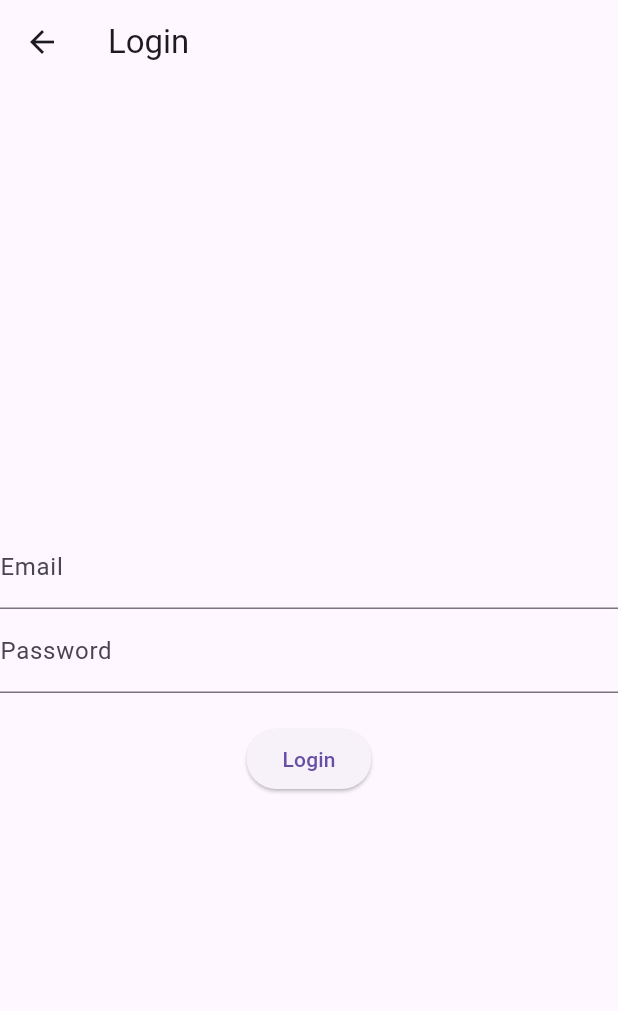
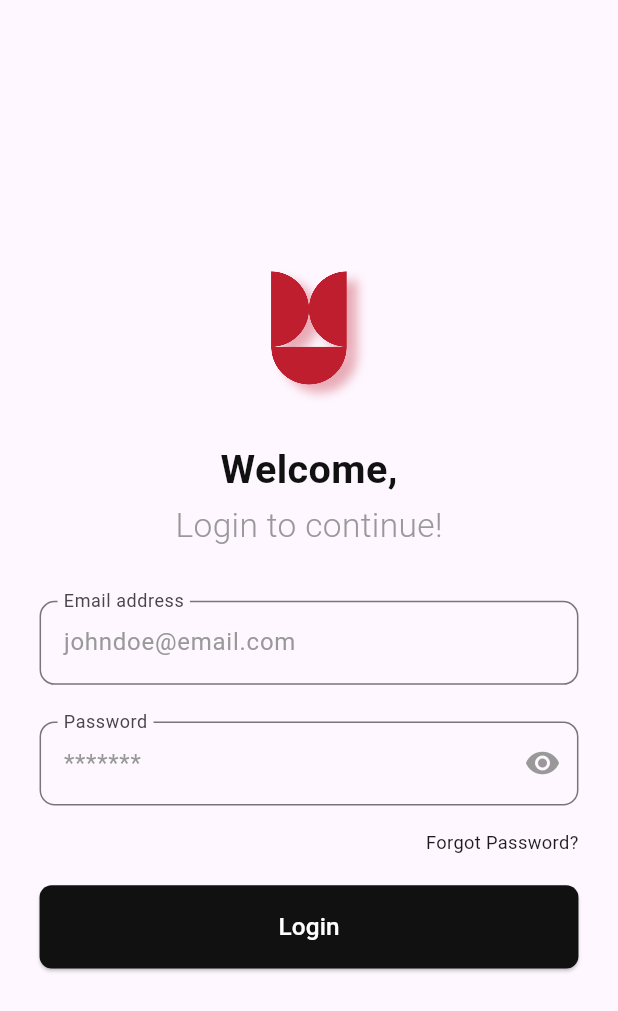
Before and after one commit to DarshanVanol/sjm-mobile-app, a Flutter app: the screen it shows after launch, on a phone screen of 412 x 824 dp. Shown: the top 1011 px of the screen. Run offline on Flutter 3.47's test engine with Material 3 defaults, Android fonts, the phone set to English and light mode, and no system bars; our stand-ins replace cloud_firestore, firebase_auth, firebase_core, flutter_riverpod, flutter_screenutil, flutter_svg and 2 more; accounts and stored records are empty.

Commit message:
added screens

```diff
--- a/lib/router/routes_names.dart
+++ b/lib/router/routes_names.dart
@@ -1,8 +1,8 @@
 class SJMRoutes {
   static const splash = '/splash';
   static const login = '/login';
-  static const otpScreen = '/otpScreen';
-  static const addExpenseScreen = '/addExpenseScreen';
+  static const resetPassword = '/resetPassword';
+  static const emailSent = '/emailSent';
   static const addPayerScreen = '/addPayerScreen';
   static const expenseDetailsScreen = '/expenseDetailsScreen';
   static const chatScreen = '/chatScreen';
--- a/lib/ui/screens/login.dart
+++ b/lib/ui/screens/login.dart
@@ -1,5 +1,9 @@
 import 'package:flutter/material.dart';
+import 'package:flutter_screenutil/flutter_screenutil.dart';
 import 'package:go_router/go_router.dart';
+import 'package:sjm/common/theme/theme.dart';
+import 'package:sjm/gen/assets/assets.gen.dart';
+import 'package:sjm/router/routes_names.dart';
 
 class LoginScreen extends StatefulWidget {
   static LoginScreen builder(BuildContext context, GoRouterState state) =>
@@ -16,23 +20,57 @@ class _LoginScreenState extends State<LoginScreen> {
   String _email = '';
 
   String _password = '';
+  bool isShowPassword = false;
 
   @override
   Widget build(BuildContext context) {
     return Scaffold(
-      appBar: AppBar(
-        title: Text('Login'),
-      ),
-      body: Center(
-        child: Form(
-          key: _formKey,
+      body: Form(
+        key: _formKey,
+        child: Padding(
+          padding: EdgeInsets.symmetric(horizontal: 24.w),
           child: Column(
             mainAxisAlignment: MainAxisAlignment.center,
             children: [
+              SJMAssets.images.logo.image(
+                height: 90.h,
+              ),
+              SizedBox(
+                height: 24.h,
+              ),
+              Text(
+                "Welcome,",
+                style: TextStyle(
+                    color: smjColorsExtension.primary,
+                    fontSize: 26.sp,
+                    fontWeight: FontWeight.w700),
+              ),
+              SizedBox(
+                height: 2.h,
+              ),
+              Text(
+                "Login to continue!",
+                style: TextStyle(
+                    color: smjColorsExtension.lightGrey,
+                    fontSize: 22.sp,
+                    fontWeight: FontWeight.w300),
+              ),
+              SizedBox(
+                height: 34.h,
+              ),
               TextFormField(
-                decoration: const InputDecoration(
-                  labelText: 'Email',
-                ),
+                decoration: InputDecoration(
+                    hintText: "johndoe@email.com",
+                    hintStyle: TextStyle(color: smjColorsExtension.lightGrey),
+                    labelText: 'Email address',
+                    border: OutlineInputBorder(
+                      borderRadius: BorderRadius.all(
+                        Radius.circular(
+                          10.r,
+                        ),
+                      ),
+                    ),
+                    floatingLabelBehavior: FloatingLabelBehavior.always),
                 onSaved: (value) => _email = value!,
                 validator: (value) {
                   RegExp emailRegex =
@@ -43,23 +81,78 @@ class _LoginScreenState extends State<LoginScreen> {
                   return null;
                 },
               ),
+              SizedBox(
+                height: 24.h,
+              ),
               TextFormField(
-                decoration: const InputDecoration(
-                  labelText: 'Password',
-                  // Add secure password visibility toggle (e.g., using an icon)
+                decoration: InputDecoration(
+                    suffixIcon: InkWell(
+                        onTap: () {
+                          isShowPassword = !isShowPassword;
+                          setState(() {});
+                        },
+                        child: Icon(
+                          isShowPassword
+                              ? Icons.visibility_off
+                              : Icons.visibility,
+                          color: smjColorsExtension.lightGrey,
+                        )),
+                    hintText: "*******",
+                    hintStyle: TextStyle(color: smjColorsExtension.lightGrey),
+                    labelText: 'Password',
+                    border: OutlineInputBorder(
+                      borderRadius: BorderRadius.all(
+                        Radius.circular(
+                          10.r,
+                        ),
+                      ),
+                    ),
+                    floatingLabelBehavior: FloatingLabelBehavior.always),
+                obscureText: !isShowPassword,
+                onSaved: (value) => _password = value!,
+              ),
+              SizedBox(height: 16.h),
+              Align(
+                alignment: Alignment.topRight,
+                child: InkWell(
+                  onTap: () => context.push(SJMRoutes.resetPassword),
+                  child: Text(
+                    "Forgot Password?",
+                    style: TextStyle(
+                      fontSize: 12.sp,
+                    ),
+                  ),
                 ),
-                obscureText: true,
-                onSaved: (value) => _password = value!,
               ),
               const SizedBox(height: 20),
               ElevatedButton(
+                style: ButtonStyle(
+                  backgroundColor:
+                      MaterialStatePropertyAll(smjColorsExtension.primary),
+                  shape: MaterialStatePropertyAll(RoundedRectangleBorder(
+                      borderRadius: BorderRadius.all(Radius.circular(8.r)))),
+                  minimumSize: MaterialStatePropertyAll(
+                    Size(
+                      double.infinity,
+                      0,
+                    ),
+                  ),
+                ),
                 onPressed: () {
                   // Validate inputs before calling _loginUser
                   if (_formKey.currentState!.validate()) {
                     _formKey.currentState!.save();
                   }
                 },
-                child: Text('Login'),
+                child: Padding(
+                  padding: EdgeInsets.symmetric(
+                    vertical: 16.h,
+                  ),
+                  child: Text(
+                    'Login',
+                    style: TextStyle(color: Colors.white, fontSize: 16.sp),
+                  ),
+                ),
               ),
               // Optional: Add forgot password link, terms and conditions checkbox
             ],
```
Also changed, not shown: lib/router/routes.dart (+10 -0 lines), lib/ui/screens/email_sent.dart (added, +33 -0 lines), lib/ui/screens/reset_password.dart (added, +78 -0 lines).
